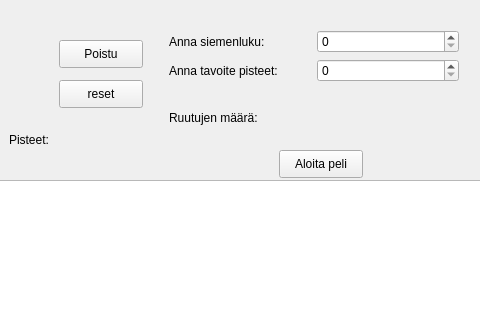
This is student/12/numbers_gui/mainwindow.ui in nvjsalonen/Ohj2 as Qt 5 draws it before an edit; both pictures show x 191 to 671 and y 0 to 320 of the 1376 by 747 pixel window. The edited form follows.
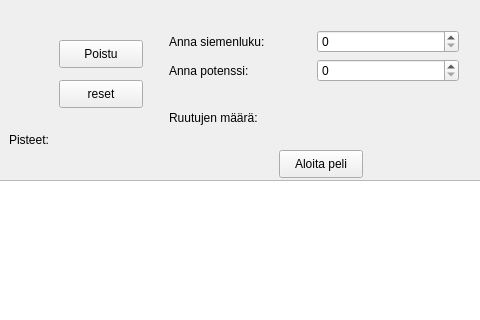
This is the edited form.

Diff of the .ui file:
```diff
--- a/student/12/numbers_gui/mainwindow.ui
+++ b/student/12/numbers_gui/mainwindow.ui
@@ -43,7 +43,7 @@
      <item row="1" column="0">
       <widget class="QLabel" name="label_2">
        <property name="text">
-        <string>Anna tavoite pisteet:</string>
+        <string>Anna potenssi:</string>
        </property>
       </widget>
      </item>
```
Left out of the diff: 13 changed lines with no effect on the pictures.
